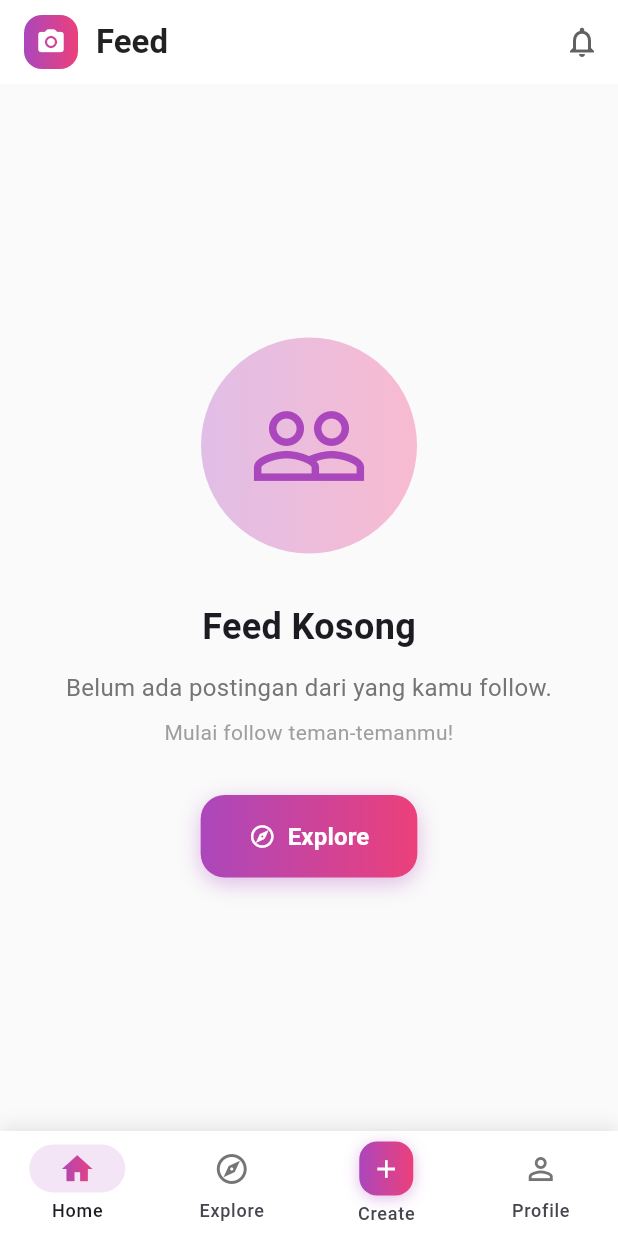
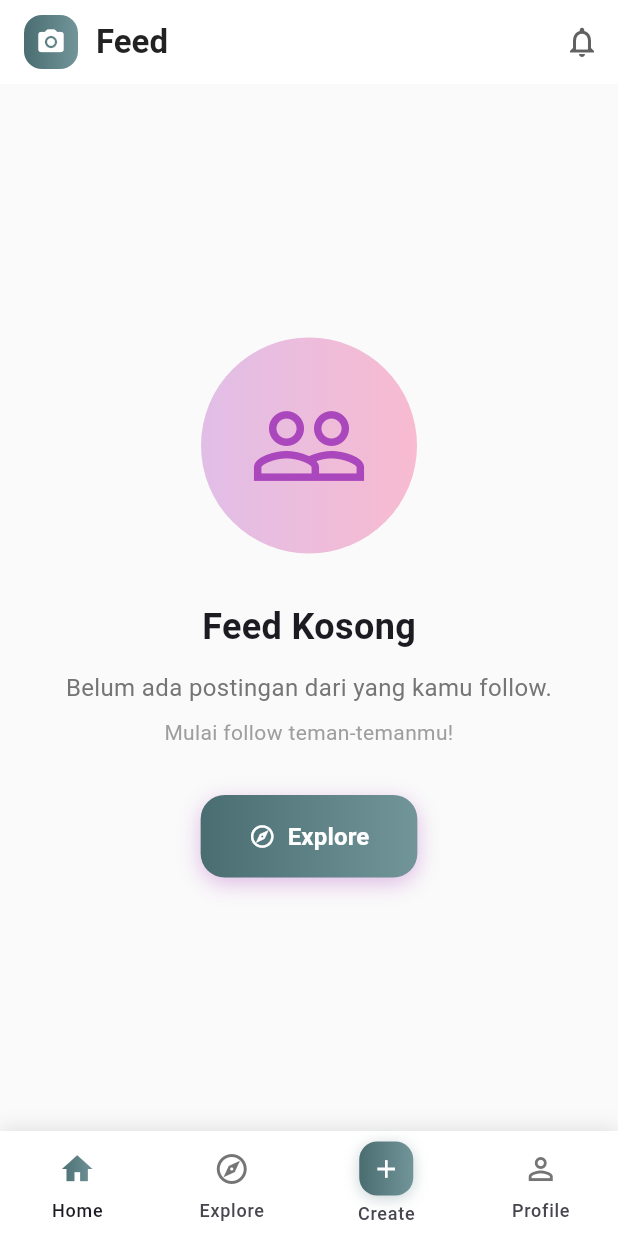
Before and after one commit to azmilumur/phoshar, a Flutter app: the FeedPage screen opened by its route, after a tap on "Explore", on a phone screen of 412 x 824 dp. Run offline on Flutter 3.47's test engine with Material 3 defaults, Android fonts, the phone set to English and light mode, and no system bars; our stand-ins replace dio, flutter_dotenv, flutter_riverpod, flutter_secure_storage, go_router, image_picker and 1 more; accounts and stored records are empty.

Commit message:
change color theme

```diff
--- a/lib/features/posts/presentation/feed_page.dart
+++ b/lib/features/posts/presentation/feed_page.dart
@@ -53,10 +53,7 @@ class _FeedPageState extends ConsumerState<FeedPage> {
               padding: const EdgeInsets.all(8),
               decoration: BoxDecoration(
                 gradient: LinearGradient(
-                  colors: [
-                    Colors.purple.shade400,
-                    Colors.pink.shade400,
-                  ],
+                  colors: [Color(0xFF4a6d72), Color(0xFF72959a)],
                 ),
                 borderRadius: BorderRadius.circular(12),
               ),
@@ -116,7 +113,7 @@ class _FeedPageState extends ConsumerState<FeedPage> {
                         child: CircularProgressIndicator(
                           strokeWidth: 3,
                           valueColor: AlwaysStoppedAnimation<Color>(
-                            Colors.purple.shade400,
+                            Color(0xFF4a6d72),
                           ),
                         ),
                       ),
@@ -149,10 +146,7 @@ class _LoadingState extends StatelessWidget {
             padding: const EdgeInsets.all(20),
             decoration: BoxDecoration(
               gradient: LinearGradient(
-                colors: [
-                  Colors.purple.shade100,
-                  Colors.pink.shade100,
-                ],
+                colors: [Color(0xFF4a6d72), Color(0xFF72959a)],
               ),
               shape: BoxShape.circle,
             ),
@@ -162,7 +156,7 @@ class _LoadingState extends StatelessWidget {
               child: CircularProgressIndicator(
                 strokeWidth: 3,
                 valueColor: AlwaysStoppedAnimation<Color>(
-                  Colors.purple.shade400,
+                  Colors.white,
                 ),
               ),
             ),
@@ -341,10 +335,7 @@ class _EmptyState extends StatelessWidget {
             Container(
               decoration: BoxDecoration(
                 gradient: LinearGradient(
-                  colors: [
-                    Colors.purple.shade400,
-                    Colors.pink.shade400,
-                  ],
+                  colors: [Color(0xFF4a6d72), Color(0xFF72959a)],
                 ),
                 borderRadius: BorderRadius.circular(16),
                 boxShadow: [
--- a/lib/features/shell/bottom_nav_shell.dart
+++ b/lib/features/shell/bottom_nav_shell.dart
@@ -10,7 +10,7 @@ class BottomNavShell extends StatelessWidget {
     if (loc.startsWith('/explore')) return 1;
     if (loc.startsWith('/create')) return 2;
     if (loc.startsWith('/profile')) return 3;
-    return 0; // '/'
+    return 0;
   }
 
   @override
@@ -36,7 +36,7 @@ class BottomNavShell extends StatelessWidget {
           elevation: 0,
           height: 70,
           labelBehavior: NavigationDestinationLabelBehavior.alwaysShow,
-          indicatorColor: Colors.purple.shade50,
+          indicatorColor: Colors.white,
           onDestinationSelected: (i) {
             switch (i) {
               case 0:
@@ -58,7 +58,7 @@ class BottomNavShell extends StatelessWidget {
               icon: Icon(Icons.home_outlined, color: Colors.grey[600]),
               selectedIcon: ShaderMask(
                 shaderCallback: (bounds) => LinearGradient(
-                  colors: [Colors.purple.shade400, Colors.pink.shade400],
+                  colors: [Color(0xFF4a6d72), Color(0xFF72959a)],
                 ).createShader(bounds),
                 child: const Icon(Icons.home, color: Colors.white),
               ),
@@ -68,7 +68,7 @@ class BottomNavShell extends StatelessWidget {
               icon: Icon(Icons.explore_outlined, color: Colors.grey[600]),
               selectedIcon: ShaderMask(
                 shaderCallback: (bounds) => LinearGradient(
-                  colors: [Colors.purple.shade400, Colors.pink.shade400],
+                  colors: [Color(0xFF4a6d72), Color(0xFF72959a)],
                 ).createShader(bounds),
                 child: const Icon(Icons.explore, color: Colors.white),
               ),
@@ -79,12 +79,12 @@ class BottomNavShell extends StatelessWidget {
                 padding: const EdgeInsets.all(8),
                 decoration: BoxDecoration(
                   gradient: LinearGradient(
-                    colors: [Colors.purple.shade400, Colors.pink.shade400],
+                    colors: [Color(0xFF4a6d72), Color(0xFF72959a)],
                   ),
                   borderRadius: BorderRadius.circular(12),
                   boxShadow: [
                     BoxShadow(
-                      color: Colors.purple.withOpacity(0.3),
+                      color: Color(0xFF4a6d72).withOpacity(0.3),
                       blurRadius: 8,
                       offset: const Offset(0, 2),
                     ),
@@ -96,12 +96,12 @@ class BottomNavShell extends StatelessWidget {
                 padding: const EdgeInsets.all(8),
                 decoration: BoxDecoration(
                   gradient: LinearGradient(
-                    colors: [Colors.purple.shade400, Colors.pink.shade400],
+                    colors: [Color(0xFF4a6d72), Color(0xFF72959a)],
                   ),
                   borderRadius: BorderRadius.circular(12),
                   boxShadow: [
                     BoxShadow(
-                      color: Colors.purple.withOpacity(0.5),
+                      color: Colors.white,
                       blurRadius: 12,
                       offset: const Offset(0, 4),
                     ),
@@ -115,7 +115,7 @@ class BottomNavShell extends StatelessWidget {
               icon: Icon(Icons.person_outline, color: Colors.grey[600]),
               selectedIcon: ShaderMask(
                 shaderCallback: (bounds) => LinearGradient(
-                  colors: [Colors.purple.shade400, Colors.pink.shade400],
+                  colors: [Color(0xFF4a6d72), Color(0xFF72959a)],
                 ).createShader(bounds),
                 child: const Icon(Icons.person, color: Colors.white),
               ),
```
Also changed, not shown: lib/features/auth/presentation/login_page.dart (+3 -6 lines), lib/features/posts/presentation/create_post_page.dart (+4 -10 lines).
